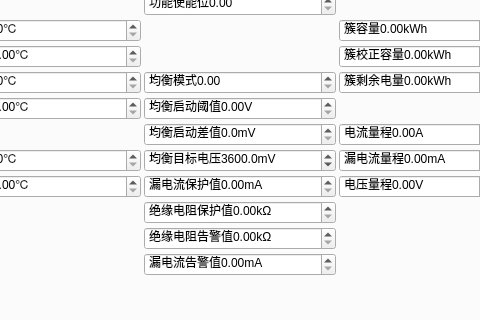
Old version of the form views/bmsview/bmsview.ui in the repository Shogpe/bmsTool; both pictures show x 280 to 760 and y 170 to 490 of the 1170 by 658 pixel window.
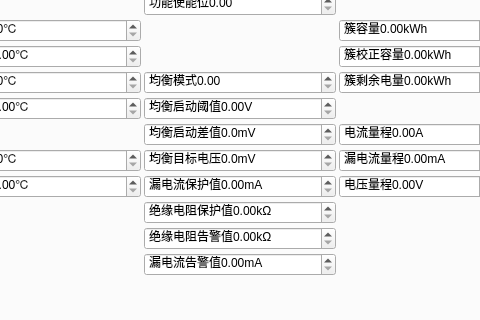
New version of the form. Custom widgets are drawn as their Qt base class.

Patch:
```diff
--- a/views/bmsview/bmsview.ui
+++ b/views/bmsview/bmsview.ui
@@ -7103,13 +7103,13 @@
           <number>1</number>
          </property>
          <property name="minimum">
-          <double>2800.000000000000000</double>
+          <double>0.000000000000000</double>
          </property>
          <property name="maximum">
-          <double>3650.000000000000000</double>
+          <double>4000.000000000000000</double>
          </property>
          <property name="value">
-          <double>3600.000000000000000</double>
+          <double>0.000000000000000</double>
          </property>
         </widget>
        </item>
```
